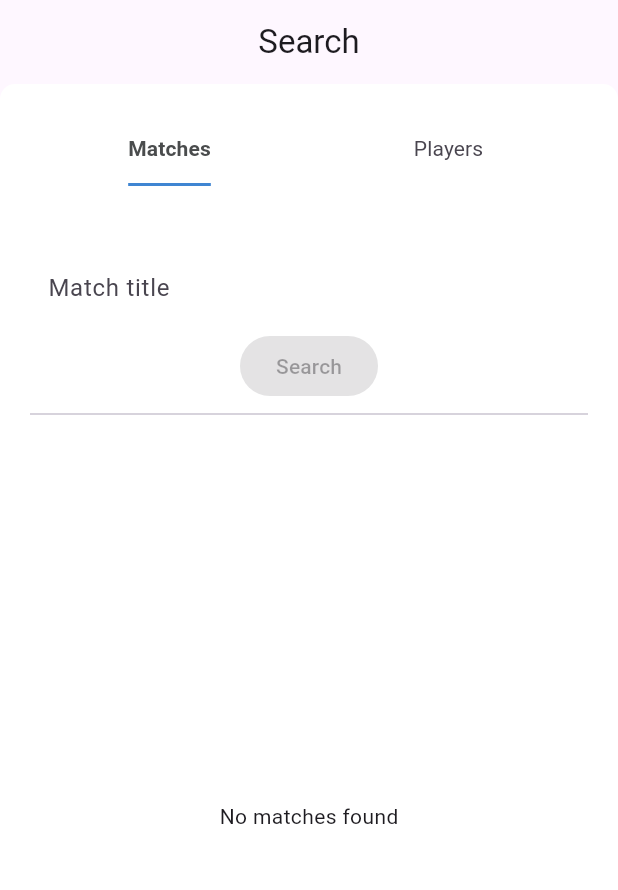
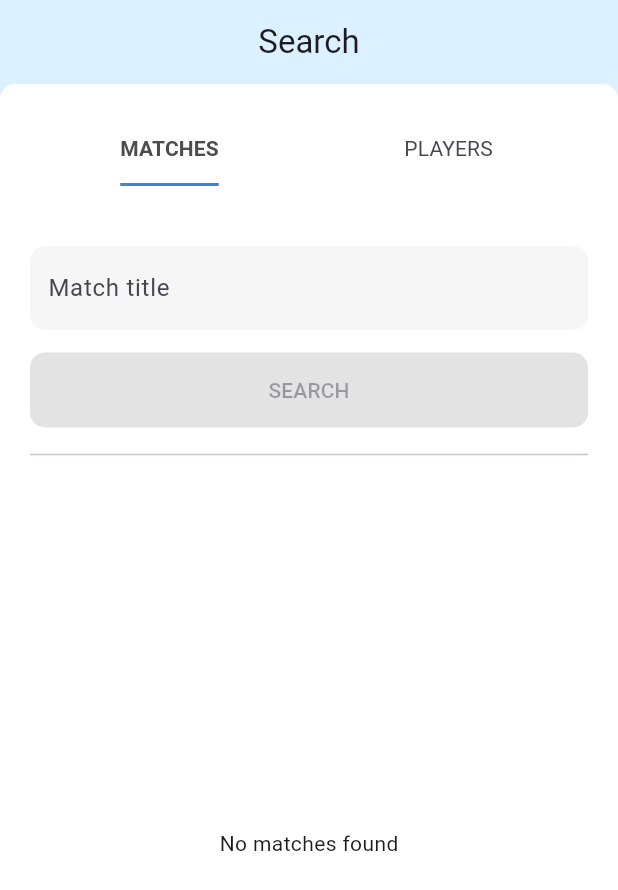
Before and after one commit to ikaem/five_on_4_mobile, a Flutter app: the SearchScreenView screen opened directly, on a phone screen of 412 x 824 dp. Shown: the top 890 px of the screen. Run offline on Flutter 3.47's test engine with Material 3 defaults, Android fonts, the phone set to English and light mode, and no system bars; our stand-ins replace auto_route, dio, dio_cookie_manager, drift, equatable, flutter_riverpod and 9 more; missing offline and left inert: sqlite3; accounts and stored records are empty; generated files the repository leaves out were written again; network calls fail; statements that could not run were skipped.

Commit message:
style search screeb

```diff
--- a/lib/src/features/core/presentation/screens/settings_screen/settings_screen_view.dart
+++ b/lib/src/features/core/presentation/screens/settings_screen/settings_screen_view.dart
@@ -35,8 +35,10 @@ class _SettingsScreenViewState extends ConsumerState<SettingsScreenView> {
     return Scaffold(
       backgroundColor: ColorConstants.BLUE_LIGHT,
       appBar: AppBar(
+        automaticallyImplyLeading: false,
         title: const Text("Settings"),
         backgroundColor: ColorConstants.BLUE_LIGHT,
+        centerTitle: true,
       ),
       body: TabToggler(
         options: togglerOptions,
--- a/lib/src/features/core/presentation/widgets/buttons/streamed_elevated_button.dart
+++ b/lib/src/features/core/presentation/widgets/buttons/streamed_elevated_button.dart
@@ -1,3 +1,5 @@
+import 'package:five_on_4_mobile/src/features/core/presentation/widgets/buttons/custom_elevated_button.dart';
+import 'package:five_on_4_mobile/src/style/utils/constants/color_constants.dart';
 import 'package:flutter/material.dart';
 
 class StreamedElevatedButton extends StatelessWidget {
@@ -20,9 +22,11 @@ class StreamedElevatedButton extends StatelessWidget {
         final isError = snapshot.hasError;
         final isEnabled = !isError && snapshot.data == true;
 
-        return ElevatedButton(
+        return CustomElevatedButton(
+          buttonColor: ColorConstants.GREY_DARK,
+          textColor: ColorConstants.WHITE,
+          labelText: "SEARCH",
           onPressed: isEnabled ? onPressed : null,
-          child: Text(label),
         );
       },
     );
--- a/lib/src/features/search/presentation/screens/search_screen_view.dart
+++ b/lib/src/features/search/presentation/screens/search_screen_view.dart
@@ -75,11 +75,13 @@ class _SearchScreenViewState extends ConsumerState<SearchScreenView> {
     );
 
     return Scaffold(
+      backgroundColor: ColorConstants.BLUE_LIGHT,
       appBar: AppBar(
         // TODO to remove back button
         automaticallyImplyLeading: false,
         title: const Text("Search"),
         centerTitle: true,
+        backgroundColor: ColorConstants.BLUE_LIGHT,
       ),
       // body: const Column(),
       body: TabToggler(
@@ -106,7 +108,7 @@ class _SearchScreenViewState extends ConsumerState<SearchScreenView> {
   }) {
     return [
       TabTogglerOptionValue(
-        title: "Matches",
+        title: "MATCHES",
         // child: Container(),
         child: SearchMatchesContainer(
           isLoading: searchMatchesUIState.isLoading,
@@ -119,7 +121,7 @@ class _SearchScreenViewState extends ConsumerState<SearchScreenView> {
         ),
       ),
       TabTogglerOptionValue(
-        title: "Players",
+        title: "PLAYERS",
         child: Container(),
       ),
     ];
--- a/lib/src/features/search/presentation/widgets/search/search_matches_container.dart
+++ b/lib/src/features/search/presentation/widgets/search/search_matches_container.dart
@@ -5,6 +5,8 @@ import 'package:five_on_4_mobile/src/features/core/presentation/widgets/matches_
 import 'package:five_on_4_mobile/src/features/core/presentation/widgets/buttons/streamed_elevated_button.dart';
 import 'package:five_on_4_mobile/src/features/matches/domain/models/match/match_model.dart';
 import 'package:five_on_4_mobile/src/features/search/presentation/widgets/search/search_matches_inputs.dart';
+import 'package:five_on_4_mobile/src/features/search/presentation/widgets/search/search_matches_results_presenter.dart';
+import 'package:five_on_4_mobile/src/style/utils/constants/spacing_constants.dart';
 import 'package:flutter/material.dart';
 
 // TODO all of this needs to be tested
@@ -53,6 +55,7 @@ class _SearchMatchesContainerState extends State<SearchMatchesContainer> {
           matchTitleTextFieldController: _matchTitleTextFieldController,
           onMatchTitleInputChanged: widget.onMatchTitleInputChanged,
         ),
+        const SizedBox(height: SpacingConstants.M),
         StreamedElevatedButton(
           isEnabledStream: widget.areInputsValidStream,
           onPressed: () {
@@ -60,35 +63,21 @@ class _SearchMatchesContainerState extends State<SearchMatchesContainer> {
           },
           label: "Search",
         ),
-        // ElevatedButton(
-        //   style: ElevatedButton.styleFrom(
-        //     // fixedSize:
-        //     fixedSize: Size(MediaQuery.of(context).size.width, 50),
-        //   ),
-        //   onPressed: () => widget.onSearchButtonPressed("Iv"),
-        //   child: const Text("Search"),
-        // ),
+        const SizedBox(height: SpacingConstants.S),
         const Divider(),
+        const SizedBox(height: SpacingConstants.S),
         // if we use riverpod state from controller here, fields will be cleared on every rebuild? maybe - we will see
         // TODO search results will be displayed here
         // TODO will have loading and such here
 
         // TODO in tests, expanded might cause an issue here because it wraps sometimes just one element
         Expanded(
-          child: _SearchMatchesContainerResultsPresenter(
+          child: SearchMatchesResultsPresenter(
             isLoading: widget.isLoading,
             isError: widget.isError,
             matches: widget.matches,
           ),
         ),
-
-        // widget.isLoading
-        //     ? const LoadingStatus(message: "Searching matches...")
-        //     : Expanded(
-        //         child: MatchesList(
-        //           matches: widget.matches,
-        //         ),
-        //       ),
       ],
     );
   }
@@ -97,47 +86,3 @@ class _SearchMatchesContainerState extends State<SearchMatchesContainer> {
     _matchTitleTextFieldController.dispose();
   }
 }
-
-// TODO widget that will handle situations:
-// - when loading
-// - when error
-// - when no matches found
-// - when matches found
-class _SearchMatchesContainerResultsPresenter extends StatelessWidget {
-  const _SearchMatchesContainerResultsPresenter({
-    super.key,
-    required this.isLoading,
-    required this.isError,
-    required this.matches,
-  });
-
-  final bool isLoading;
-  final bool isError;
-  final List<MatchModel> matches;
-
-  @override
-  Widget build(BuildContext context) {
-    if (isError) {
-      return const ErrorStatus(
-        message: "There was an issue searching matches",
-        onRetry: null,
-        // onRetry: () async {
-        //   // TODO for now do noting, dont offer it
-        // },
-      );
-    }
-    if (isLoading) {
-      return const LoadingStatus(
-        message: "Searching matches...",
-      );
-    }
-
-    if (matches.isEmpty) {
-      return const Center(
-        child: Text("No matches found"),
-      );
-    }
-
-    return MatchesList(matches: matches);
-  }
-}
--- a/lib/src/features/search/presentation/widgets/search/search_matches_inputs.dart
+++ b/lib/src/features/search/presentation/widgets/search/search_matches_inputs.dart
@@ -35,7 +35,7 @@ class SearchMatchesInputs extends StatelessWidget {
           textController: matchTitleTextFieldController,
           onChanged: onMatchTitleInputChanged,
           label: "Match title",
-          fillColor: ColorConstants.WHITE,
+          fillColor: ColorConstants.GREY_LIGHT,
         ),
         // TODO button for filtering or filtering options will be here
       ],
--- /dev/null
+++ b/lib/src/features/search/presentation/widgets/search/search_matches_results_presenter.dart
@@ -0,0 +1,49 @@
+// TODO widget that will handle situations:
+// - when loading
+// - when error
+// - when no matches found
+// - when matches found
+import 'package:five_on_4_mobile/src/features/core/presentation/widgets/error_status.dart';
+import 'package:five_on_4_mobile/src/features/core/presentation/widgets/loading_status.dart';
+import 'package:five_on_4_mobile/src/features/core/presentation/widgets/matches_list.dart';
+import 'package:five_on_4_mobile/src/features/matches/domain/models/match/match_model.dart';
+import 'package:flutter/material.dart';
+
+class SearchMatchesResultsPresenter extends StatelessWidget {
+  const SearchMatchesResultsPresenter({
+    super.key,
+    required this.isLoading,
+    required this.isError,
+    required this.matches,
+  });
+
+  final bool isLoading;
+  final bool isError;
+  final List<MatchModel> matches;
+
+  @override
+  Widget build(BuildContext context) {
+    if (isError) {
+      return const ErrorStatus(
+        message: "There was an issue searching matches",
+        onRetry: null,
+        // onRetry: () async {
+        //   // TODO for now do noting, dont offer it
+        // },
+      );
+    }
+    if (isLoading) {
+      return const LoadingStatus(
+        message: "Searching matches...",
+      );
+    }
+
+    if (matches.isEmpty) {
+      return const Center(
+        child: Text("No matches found"),
+      );
+    }
+
+    return MatchesList(matches: matches);
+  }
+}
```
